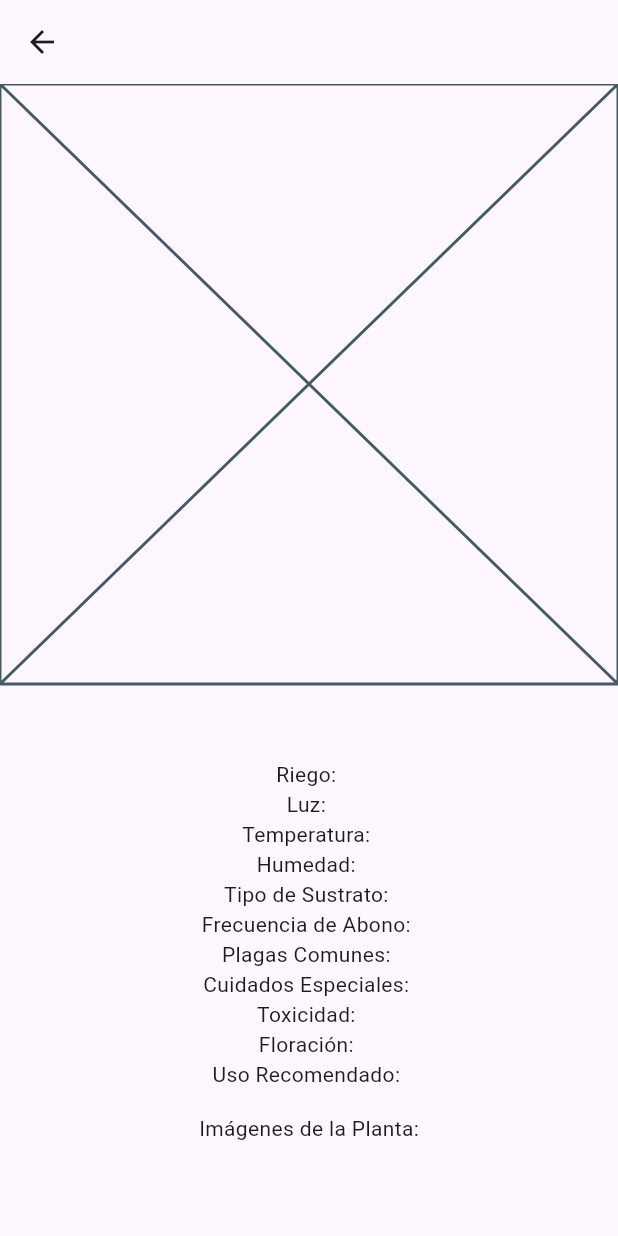
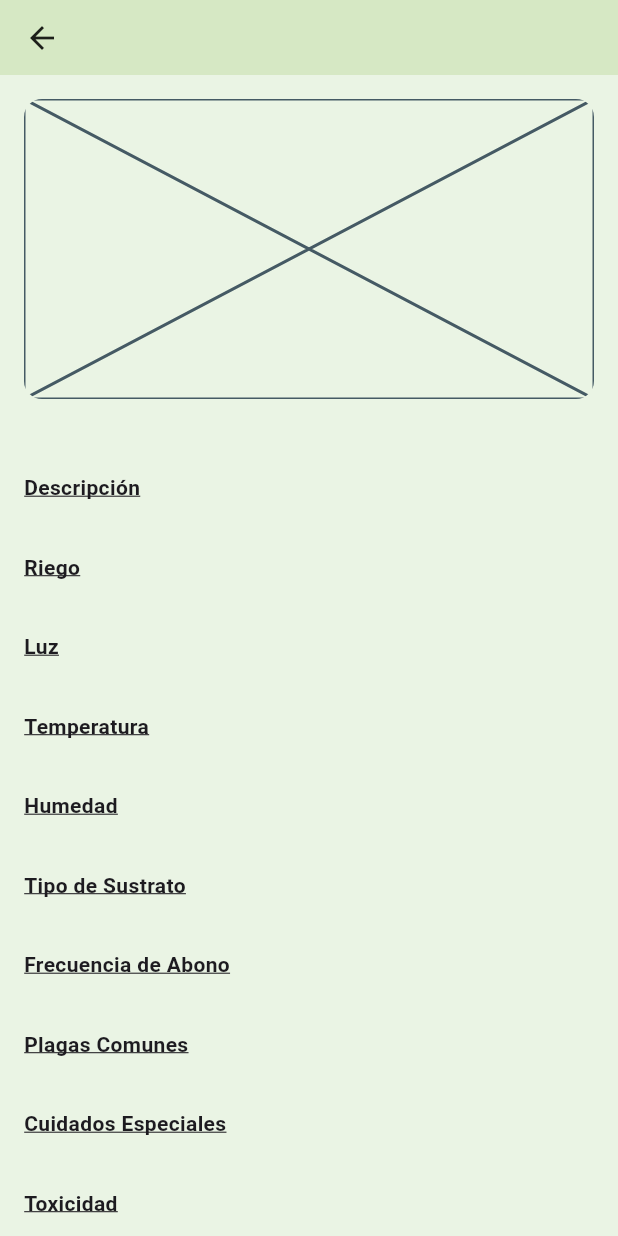
Before and after one commit to mrami8/leafy_app_flutter, a Flutter app: the PlantDetailScreen screen opened directly with empty values, on a phone screen of 412 x 824 dp. Run offline on Flutter 3.47's test engine with Material 3 defaults, Android fonts, the phone set to English and light mode, and no system bars; our stand-ins replace image_picker, supabase_flutter, table_calendar; accounts and stored records are empty.

Commit message:
estetic info plants V1

```diff
--- a/lib/screens/plantDetailScreen.dart
+++ b/lib/screens/plantDetailScreen.dart
@@ -4,58 +4,163 @@ import 'package:leafy_app_flutter/models/plant.dart';
 class PlantDetailScreen extends StatelessWidget {
   final Plant plant;
 
-  PlantDetailScreen({super.key, required this.plant}) {
-    // Agregar un print aquí para verificar los datos
-    print(
-      'Datos recibidos en la pantalla de detalles: ${plant.frecuenciaAbono}',
-    );
-  }
+  PlantDetailScreen({super.key, required this.plant});
 
   @override
   Widget build(BuildContext context) {
     return Scaffold(
-      appBar: AppBar(title: Text(plant.nombre)),
-      body: SingleChildScrollView(
+      backgroundColor: const Color(0xFFEAF4E4),
+      body: SafeArea(
         child: Column(
           children: [
-            plant.imagenPrincipal.isNotEmpty
-                ? Image.network(plant.imagenPrincipal)
-                : Placeholder(),
-            Text(plant.nombreCientifico),
+            // Encabezado
+            Container(
+              color: const Color(0xFFD6E8C4),
+              padding: const EdgeInsets.symmetric(horizontal: 16, vertical: 12),
+              child: Row(
+                mainAxisAlignment: MainAxisAlignment.spaceBetween,
+                children: [
+                  GestureDetector(
+                    onTap: () => Navigator.pop(context),
+                    child: const Icon(Icons.arrow_back, size: 24),
+                  ),
+                  Text(
+                    plant.nombre,
+                    style: const TextStyle(
+                      fontWeight: FontWeight.w800,
+                      fontSize: 18,
+                    ),
+                  ),
+                  const SizedBox(width: 24), // espacio para alinear
+                ],
+              ),
+            ),
+
+            // Contenido scrollable
+            Expanded(
+              child: SingleChildScrollView(
+                padding: const EdgeInsets.all(16.0),
+                child: Column(
+                  crossAxisAlignment: CrossAxisAlignment.stretch,
+                  children: [
+                    ClipRRect(
+                      borderRadius: BorderRadius.circular(12),
+                      child: plant.imagenPrincipal.isNotEmpty
+                          ? Image.network(
+                              plant.imagenPrincipal,
+                              fit: BoxFit.cover,
+                              height: 200,
+                            )
+                          : const Placeholder(
+                              fallbackHeight: 200,
+                            ),
+                    ),
+                    const SizedBox(height: 12),
+                    Center(
+                      child: Text(
+                        plant.nombreCientifico,
+                        style: TextStyle(
+                          fontSize: 14,
+                          fontStyle: FontStyle.italic,
+                          color: Colors.grey[700],
+                        ),
+                        textAlign: TextAlign.center,
+                      ),
+                    ),
+                    const SizedBox(height: 16),
+
+                    // Descripción
+                    _buildSectionTitle("Descripción"),
                     Text(plant.descripcion),
-            SizedBox(height: 8),
-            Text("Riego: ${plant.riego}"),
-            Text("Luz: ${plant.luz}"),
-            Text("Temperatura: ${plant.temperatura}"),
-            Text("Humedad: ${plant.humedad}"),
-            Text("Tipo de Sustrato: ${plant.tipoSustrato}"),
-            Text("Frecuencia de Abono: ${plant.frecuenciaAbono}"),
-            Text("Plagas Comunes: ${plant.plagasComunes}"),
-            Text("Cuidados Especiales: ${plant.cuidadosEspeciales}"),
-            Text("Toxicidad: ${plant.toxicidad}"),
-            Text("Floración: ${plant.floracion}"),
-            Text("Uso Recomendado: ${plant.usoRecomendado}"),
-            SizedBox(height: 16),
-            Text("Imágenes de la Planta:"),
-            SizedBox(height: 8),
-            // Mostrar las imágenes de la planta
+
+                    const SizedBox(height: 12),
+                    _buildSectionTitle("Riego"),
+                    Text(plant.riego),
+
+                    const SizedBox(height: 12),
+                    _buildSectionTitle("Luz"),
+                    Text(plant.luz),
+
+                    const SizedBox(height: 12),
+                    _buildSectionTitle("Temperatura"),
+                    Text(plant.temperatura),
+
+                    const SizedBox(height: 12),
+                    _buildSectionTitle("Humedad"),
+                    Text(plant.humedad),
+
+                    const SizedBox(height: 12),
+                    _buildSectionTitle("Tipo de Sustrato"),
+                    Text(plant.tipoSustrato),
+
+                    const SizedBox(height: 12),
+                    _buildSectionTitle("Frecuencia de Abono"),
+                    Text(plant.frecuenciaAbono),
+
+                    const SizedBox(height: 12),
+                    _buildSectionTitle("Plagas Comunes"),
+                    Text(plant.plagasComunes),
+
+                    const SizedBox(height: 12),
+                    _buildSectionTitle("Cuidados Especiales"),
+                    Text(plant.cuidadosEspeciales),
+
+                    const SizedBox(height: 12),
+                    _buildSectionTitle("Toxicidad"),
+                    Text(plant.toxicidad),
+
+                    const SizedBox(height: 12),
+                    _buildSectionTitle("Floración"),
+                    Text(plant.floracion),
+
+                    const SizedBox(height: 12),
+                    _buildSectionTitle("Uso Recomendado"),
+                    Text(plant.usoRecomendado),
+
+                    const SizedBox(height: 16),
+                    _buildSectionTitle("Imágenes de la Planta:"),
+
+                    const SizedBox(height: 8),
                     if (plant.imagenes.isNotEmpty)
                       GridView.builder(
                         shrinkWrap: true,
-                physics: NeverScrollableScrollPhysics(),
-                gridDelegate: SliverGridDelegateWithFixedCrossAxisCount(
+                        physics: const NeverScrollableScrollPhysics(),
+                        gridDelegate: const SliverGridDelegateWithFixedCrossAxisCount(
                           crossAxisCount: 2,
                           crossAxisSpacing: 8,
                           mainAxisSpacing: 8,
                         ),
                         itemCount: plant.imagenes.length,
                         itemBuilder: (context, index) {
-                  return Image.network(plant.imagenes[index]);
+                          return ClipRRect(
+                            borderRadius: BorderRadius.circular(10),
+                            child: Image.network(
+                              plant.imagenes[index],
+                              fit: BoxFit.cover,
+                            ),
+                          );
                         },
+                      )
+                    else
+                      const Text("No hay imágenes adicionales."),
+                  ],
+                ),
+              ),
             ),
           ],
         ),
       ),
     );
   }
+
+  Widget _buildSectionTitle(String title) {
+    return Text(
+      title,
+      style: const TextStyle(
+        fontWeight: FontWeight.bold,
+        fontSize: 14,
+        decoration: TextDecoration.underline,
+      ),
+    );
   }
+}
```
Also changed, not shown: lib/screens/edit_profile_screen.dart (+29 -4 lines), lib/screens/profile_screen.dart (+18 -5 lines), lib/screens/search_screen.dart (+2 -18 lines). Lines whose indentation alone changed are shown as unchanged.
